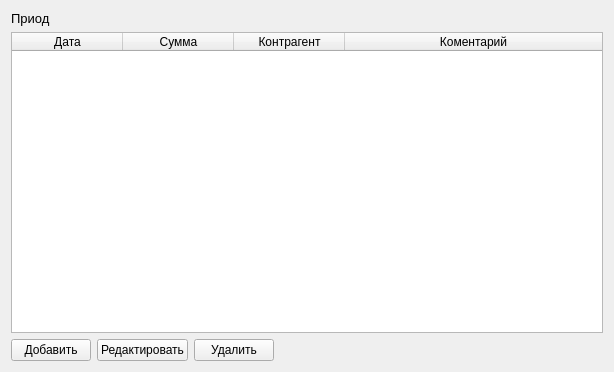
Qt form faces/invoicing.ui (vanobl/counter) before a commit.
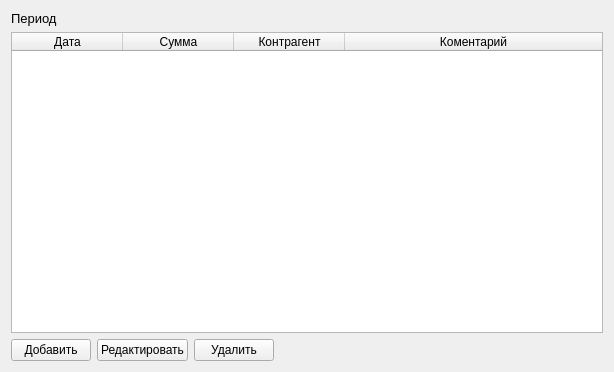
The same form after that commit.

Commit message: орфография...

```diff
--- a/faces/invoicing.ui
+++ b/faces/invoicing.ui
@@ -24,7 +24,7 @@
         </font>
        </property>
        <property name="text">
-        <string>Приод</string>
+        <string>Период</string>
        </property>
       </widget>
      </item>
```
